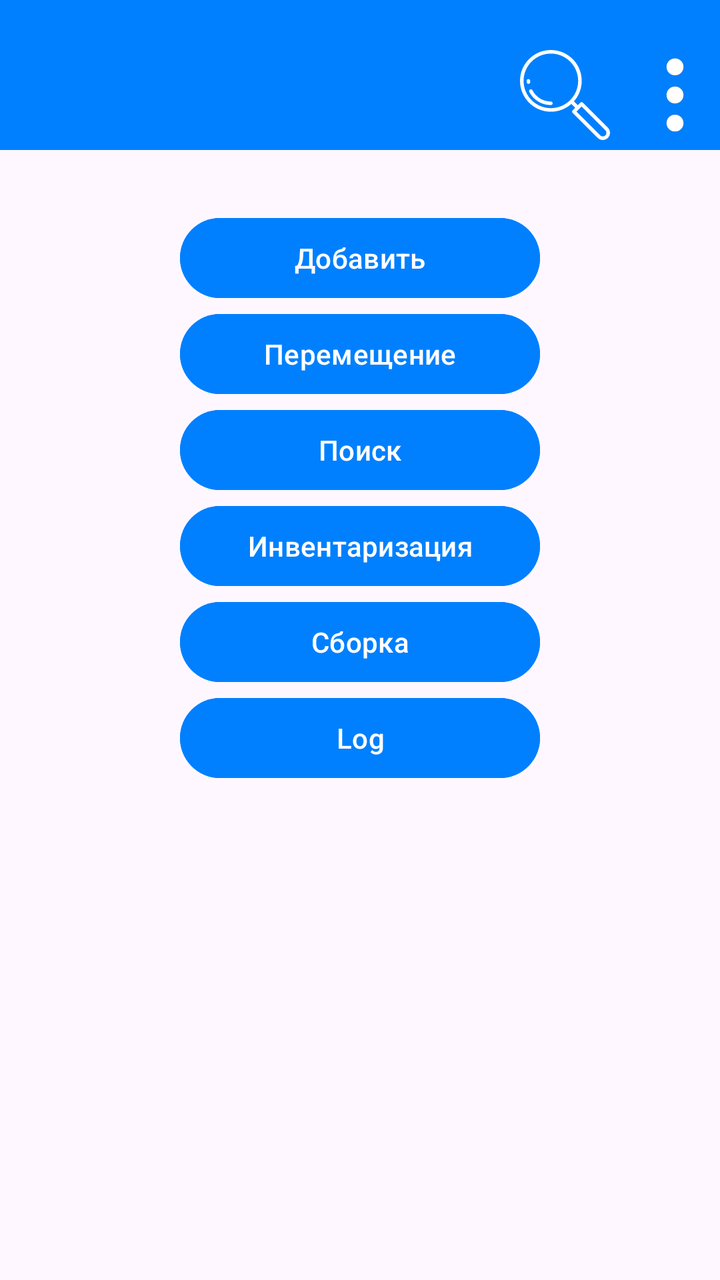
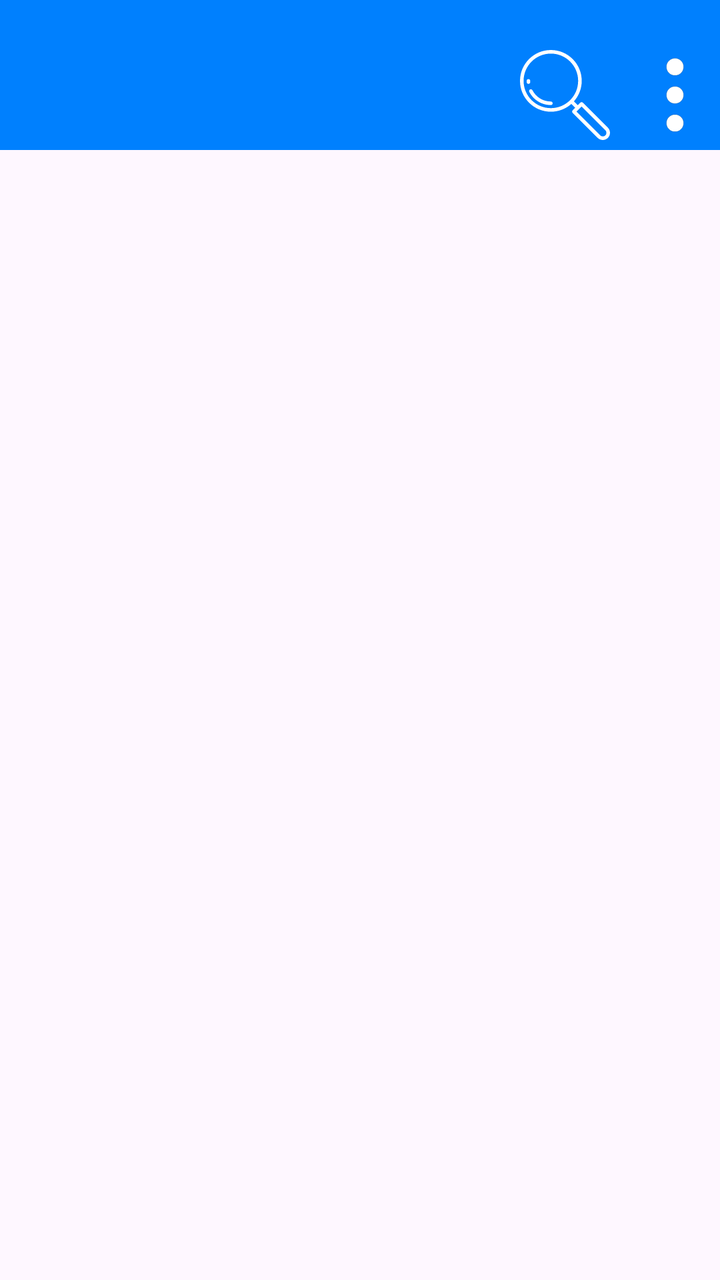

The first picture is an Android layout as it rendered before a commit; the second is the same layout after the commit. The layout source and the unified diff follow.
<!-- AndroidManifest.xml: application theme Theme.wmsRemote -->
<!-- res/layout/activity_main.xml -->
<?xml version="1.0" encoding="utf-8"?>
<androidx.constraintlayout.widget.ConstraintLayout xmlns:android="http://schemas.android.com/apk/res/android"
    xmlns:app="http://schemas.android.com/apk/res-auto"
    xmlns:tools="http://schemas.android.com/tools"
    android:id="@+id/main"
    android:layout_width="match_parent"
    android:layout_height="match_parent"
    tools:context=".MainActivity"
    android:orientation="vertical">

    <include android:id="@+id/topPanel" layout="@layout/activity_top"
        />

    <Button
        android:id="@+id/btnAdd"
        android:layout_width="wrap_content"
        android:layout_height="wrap_content"
        android:width="180dp"
        android:layout_marginTop="30dp"
        android:backgroundTint="#0080fe"
        android:text="@string/Add"
        app:layout_constraintEnd_toEndOf="parent"
        app:layout_constraintStart_toStartOf="parent"
        app:layout_constraintTop_toBottomOf="@+id/topPanel" />


    <Button
        android:id="@+id/btnSearch"
        android:layout_width="wrap_content"
        android:layout_height="wrap_content"
        android:width="180dp"
        android:backgroundTint="#0080fe"
        android:text="@string/Search"
        app:layout_constraintEnd_toEndOf="parent"
        app:layout_constraintStart_toStartOf="parent"
        app:layout_constraintTop_toBottomOf="@+id/btnMove" />

    <Button
        android:id="@+id/btnMove"
        android:layout_width="wrap_content"
        android:layout_height="wrap_content"
        android:width="180dp"
        android:backgroundTint="#0080fe"
        android:text="@string/Move"
        app:layout_constraintEnd_toEndOf="parent"
        app:layout_constraintStart_toStartOf="parent"
        app:layout_constraintTop_toBottomOf="@+id/btnAdd" />

    <Button
        android:id="@+id/btnInventory"
        android:layout_width="wrap_content"
        android:layout_height="wrap_content"
        android:width="180dp"
        android:backgroundTint="#0080fe"
        android:text="@string/Inventory"
        app:layout_constraintEnd_toEndOf="parent"
        app:layout_constraintStart_toStartOf="parent"
        app:layout_constraintTop_toBottomOf="@+id/btnSearch" />

    <Button
        android:id="@+id/btnAssembly"
        android:layout_width="wrap_content"
        android:layout_height="wrap_content"
        android:width="180dp"
        android:backgroundTint="#0080fe"
        android:text="@string/Assembly"
        app:layout_constraintEnd_toEndOf="parent"
        app:layout_constraintStart_toStartOf="parent"
        app:layout_constraintTop_toBottomOf="@+id/btnInventory" />
    <Button
        android:id="@+id/btnLog"
        android:layout_width="wrap_content"
        android:layout_height="wrap_content"
        android:width="180dp"
        android:backgroundTint="#0080fe"
        android:text="@string/Log"
        app:layout_constraintEnd_toEndOf="parent"
        app:layout_constraintStart_toStartOf="parent"
        app:layout_constraintTop_toBottomOf="@+id/btnAssembly" />







</androidx.constraintlayout.widget.ConstraintLayout>
<!-- res/layout/activity_top.xml (included above) -->
<?xml version="1.0" encoding="utf-8"?>
<androidx.constraintlayout.widget.ConstraintLayout xmlns:android="http://schemas.android.com/apk/res/android"
    xmlns:app="http://schemas.android.com/apk/res-auto"
    android:layout_width="match_parent"
    android:layout_height="75dp"
    android:background="@color/regularBlue"
    android:paddingBottom="5dp"
    >

    <ImageButton
        android:id="@+id/threeDotImage"
        android:layout_width="45dp"
        android:layout_height="45dp"
        android:background="@null"
        android:src="@drawable/threedostreal"
        app:layout_constraintBottom_toBottomOf="parent"
        app:layout_constraintEnd_toEndOf="parent" />

    <ImageButton
        android:id="@+id/searchImage"
        android:layout_width="45dp"
        android:layout_height="45dp"
        android:layout_marginRight="10dp"

        android:background="@null"
        android:src="@drawable/loupe_search_svgrepo_com"
        app:layout_constraintBottom_toBottomOf="parent"
        app:layout_constraintEnd_toStartOf="@+id/threeDotImage" />


</androidx.constraintlayout.widget.ConstraintLayout>
<!-- resources referenced by this layout -->
<resources>
  <color name="regularBlue">#0080fe</color>
  <!-- drawable loupe_search_svgrepo_com (drawable) -->
  <vector xmlns:android="http://schemas.android.com/apk/res/android" android:height="45dp" android:viewportHeight="512" android:viewportWidth="512" android:width="45dp">
        
      <path android:fillColor="#FFFFFF" android:pathData="M499.99,441.99L357.59,299.59c-3.98,-3.98 -10.44,-3.98 -14.43,0l-14.58,14.58l-21.92,-21.92c27.65,-31.04 44.49,-71.92 44.49,-116.66c0,-96.81 -78.76,-175.57 -175.57,-175.57S0,78.77 0,175.59s78.76,175.57 175.57,175.57c44.74,0 85.62,-16.83 116.66,-44.49l21.92,21.92l-14.58,14.58c-3.98,3.98 -3.98,10.44 0,14.43l142.4,142.4c0,0 0,0 0,0c8,7.99 18.5,11.99 29,11.99c10.5,0 21.01,-4 29,-11.99c7.75,-7.75 12.01,-18.05 12.01,-29C512,460.04 507.73,449.74 499.99,441.99zM175.57,330.76c-85.57,0 -155.18,-69.61 -155.18,-155.18c0,-85.57 69.61,-155.18 155.18,-155.18S330.75,90.02 330.75,175.59S261.14,330.76 175.57,330.76zM485.56,485.57c-8.04,8.04 -21.11,8.04 -29.16,0h0L321.22,350.39l29.16,-29.16l135.19,135.19c3.89,3.89 6.04,9.07 6.04,14.58C491.6,476.5 489.46,481.68 485.56,485.57z"/>
        
      <path android:fillColor="#FFFFFF" android:pathData="M58.31,182.02c-0.12,-2.13 -0.17,-4.3 -0.17,-6.44c0,-5.63 -4.57,-10.2 -10.2,-10.2c-5.63,0 -10.2,4.57 -10.2,10.2c0,2.51 0.07,5.05 0.2,7.54c0.29,5.44 4.8,9.65 10.18,9.65c0.19,0 0.37,-0 0.56,-0.01C54.3,192.46 58.61,187.65 58.31,182.02z"/>
        
      <path android:fillColor="#FFFFFF" android:pathData="M175.57,293.02c-44.36,0 -84.46,-24.56 -104.65,-64.09c-2.56,-5.02 -8.7,-7.01 -13.72,-4.44c-5.02,2.56 -7.01,8.71 -4.44,13.72c23.7,46.39 70.76,75.21 122.82,75.21c5.63,0 10.2,-4.57 10.2,-10.2S181.21,293.02 175.57,293.02z"/>
      
  </vector>
  <!-- drawable threedostreal: vector/xml drawable (drawable, 12170 chars, omitted) -->
  <string name="Add">Добавить</string>
  <string name="Assembly">Сборка</string>
  <string name="Inventory">Инвентаризация</string>
  <string name="Log">Log</string>
  <string name="Move">Перемещение</string>
  <string name="Search">Поиск</string>
  <style name="Theme.wmsRemote" parent="Base.Theme.wmsRemote" />
  <style name="Base.Theme.wmsRemote" parent="Theme.Material3.DayNight.NoActionBar">
          
          
      </style>
</resources>

<!-- the commit's change to res/layout/activity_main.xml (unified diff, before → after) -->
@@ -11,72 +11,15 @@
     <include android:id="@+id/topPanel" layout="@layout/activity_top"
         />
 
-    <Button
-        android:id="@+id/btnAdd"
-        android:layout_width="wrap_content"
-        android:layout_height="wrap_content"
-        android:width="180dp"
-        android:layout_marginTop="30dp"
-        android:backgroundTint="#0080fe"
-        android:text="@string/Add"
-        app:layout_constraintEnd_toEndOf="parent"
-        app:layout_constraintStart_toStartOf="parent"
+
+    <FrameLayout
+        android:id="@+id/fragmentContainer"
+        android:layout_width="match_parent"
+        android:paddingTop="85dp"
+        android:layout_height="match_parent"
         app:layout_constraintTop_toBottomOf="@+id/topPanel" />
 
 
-    <Button
-        android:id="@+id/btnSearch"
-        android:layout_width="wrap_content"
-        android:layout_height="wrap_content"
-        android:width="180dp"
-        android:backgroundTint="#0080fe"
-        android:text="@string/Search"
-        app:layout_constraintEnd_toEndOf="parent"
-        app:layout_constraintStart_toStartOf="parent"
-        app:layout_constraintTop_toBottomOf="@+id/btnMove" />
-
-    <Button
-        android:id="@+id/btnMove"
-        android:layout_width="wrap_content"
-        android:layout_height="wrap_content"
-        android:width="180dp"
-        android:backgroundTint="#0080fe"
-        android:text="@string/Move"
-        app:layout_constraintEnd_toEndOf="parent"
-        app:layout_constraintStart_toStartOf="parent"
-        app:layout_constraintTop_toBottomOf="@+id/btnAdd" />
-
-    <Button
-        android:id="@+id/btnInventory"
-        android:layout_width="wrap_content"
-        android:layout_height="wrap_content"
-        android:width="180dp"
-        android:backgroundTint="#0080fe"
-        android:text="@string/Inventory"
-        app:layout_constraintEnd_toEndOf="parent"
-        app:layout_constraintStart_toStartOf="parent"
-        app:layout_constraintTop_toBottomOf="@+id/btnSearch" />
-
-    <Button
-        android:id="@+id/btnAssembly"
-        android:layout_width="wrap_content"
-        android:layout_height="wrap_content"
-        android:width="180dp"
-        android:backgroundTint="#0080fe"
-        android:text="@string/Assembly"
-        app:layout_constraintEnd_toEndOf="parent"
-        app:layout_constraintStart_toStartOf="parent"
-        app:layout_constraintTop_toBottomOf="@+id/btnInventory" />
-    <Button
-        android:id="@+id/btnLog"
-        android:layout_width="wrap_content"
-        android:layout_height="wrap_content"
-        android:width="180dp"
-        android:backgroundTint="#0080fe"
-        android:text="@string/Log"
-        app:layout_constraintEnd_toEndOf="parent"
-        app:layout_constraintStart_toStartOf="parent"
-        app:layout_constraintTop_toBottomOf="@+id/btnAssembly" />
 
 
 
<!-- resource entries referenced after the edit -->
@@ -12,12 +12,6 @@
       
   </vector>
   <!-- drawable threedostreal: vector/xml drawable (drawable, 12170 chars, omitted) -->
-  <string name="Add">Добавить</string>
-  <string name="Assembly">Сборка</string>
-  <string name="Inventory">Инвентаризация</string>
-  <string name="Log">Log</string>
-  <string name="Move">Перемещение</string>
-  <string name="Search">Поиск</string>
   <style name="Theme.wmsRemote" parent="Base.Theme.wmsRemote" />
   <style name="Base.Theme.wmsRemote" parent="Theme.Material3.DayNight.NoActionBar">
           
